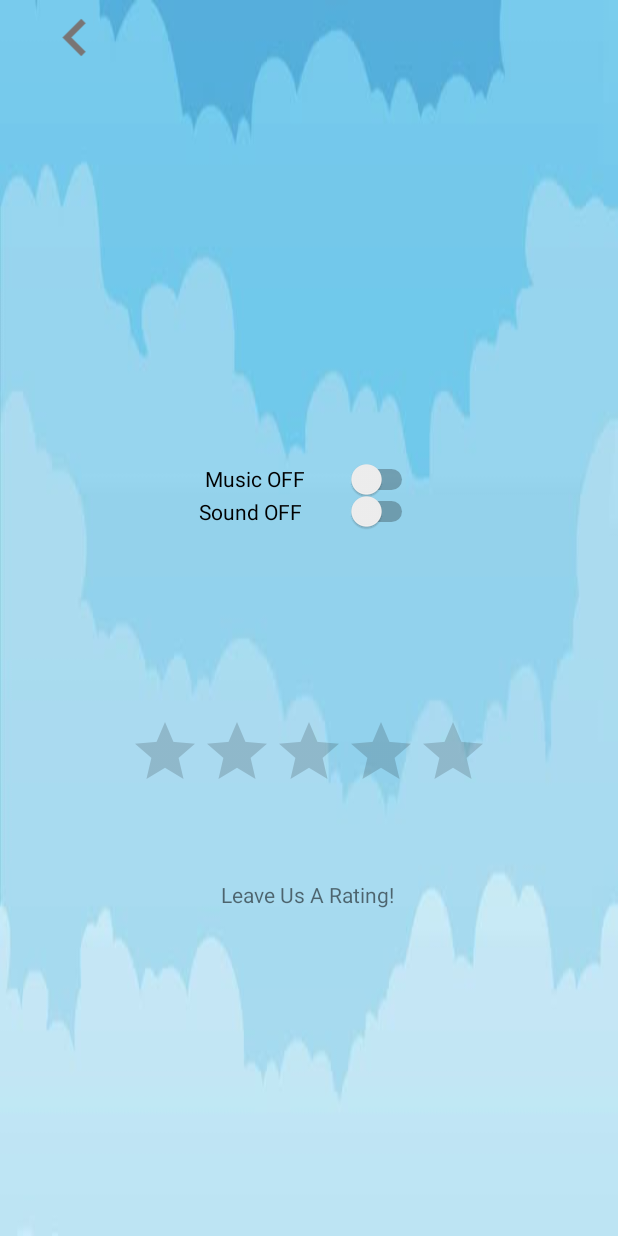
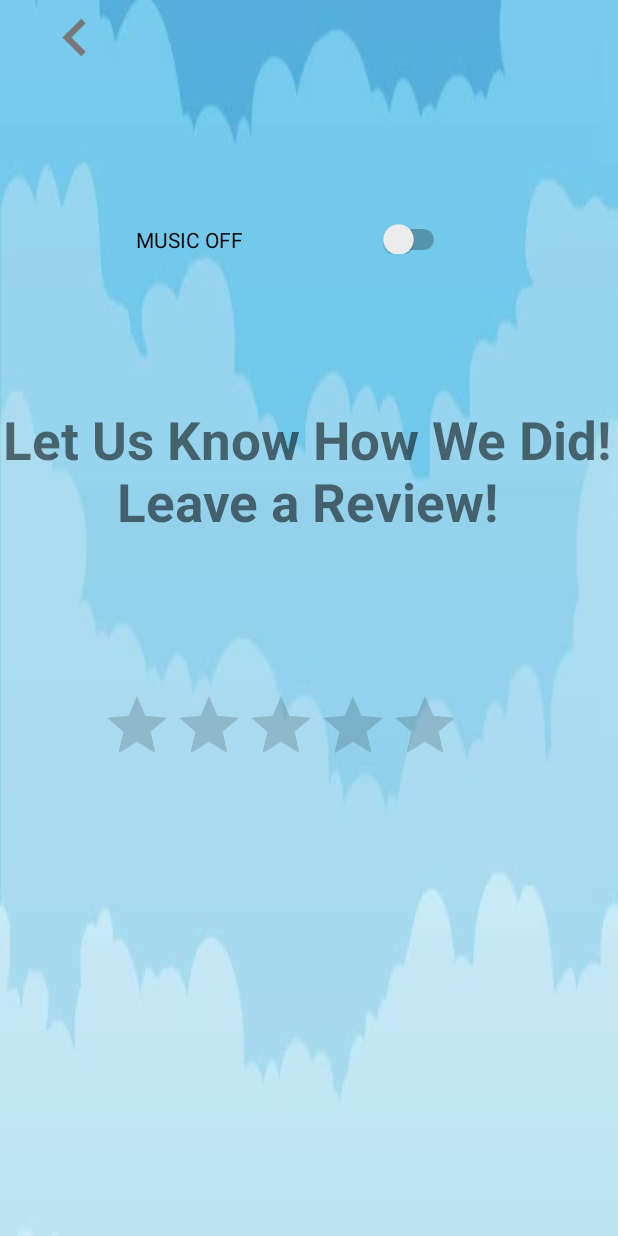
Before and after one commit to speedytman/Memory_Game, an Android app: the layout activity_settings.xml on its own in the app's theme, with its tools: preview values and no code run, on a phone screen of 412 x 824 dp. Run offline under Robolectric (Android 15) with nearby library versions, the phone set to English and light mode, and no system bars.

Commit message:
created settings page with ratings and button

```diff
--- a/app/src/main/res/layout/activity_settings.xml
+++ b/app/src/main/res/layout/activity_settings.xml
@@ -5,6 +5,15 @@
     android:layout_width="match_parent"
     android:layout_height="match_parent"
     android:background="@drawable/main_background">
+
+
+    <LinearLayout
+        android:layout_width="409dp"
+        android:layout_height="601dp"
+        android:orientation="vertical"
+        tools:layout_editor_absoluteX="1dp"
+        tools:layout_editor_absoluteY="1dp"
+        tools:ignore="MissingConstraints">
 
         <ImageView
             android:layout_width="100dp"
@@ -16,62 +25,35 @@
             tools:layout_editor_absoluteX="-27dp"
             tools:layout_editor_absoluteY="16dp"
             />
+
         <Switch
             android:id="@+id/music_off"
-        android:layout_width="142dp"
-        android:layout_height="84dp"
-        android:layout_marginStart="207dp"
-        android:layout_marginTop="149dp"
-        android:layout_marginEnd="133dp"
-        android:layout_marginBottom="427dp"
-        android:text="Music OFF"
-        app:layout_constraintBottom_toBottomOf="parent"
-        app:layout_constraintEnd_toEndOf="parent"
-        app:layout_constraintHorizontal_bias="1.0"
-        app:layout_constraintStart_toStartOf="parent"
-        app:layout_constraintTop_toTopOf="parent"
-        app:layout_constraintVertical_bias="0.782" />
-
-    <Switch
-        android:id="@+id/sound_off"
-        android:layout_width="146dp"
-        android:layout_height="82dp"
-        android:layout_marginStart="207dp"
-        android:layout_marginTop="228dp"
-        android:layout_marginEnd="133dp"
-        android:layout_marginBottom="348dp"
-        android:text="Sound OFF"
-        app:layout_constraintBottom_toBottomOf="parent"
-        app:layout_constraintEnd_toEndOf="parent"
-        app:layout_constraintHorizontal_bias="1.0"
-        app:layout_constraintStart_toStartOf="parent"
-        app:layout_constraintTop_toTopOf="parent"
-        app:layout_constraintVertical_bias="0.433" />
+            android:layout_width="300dp"
+            android:clickable="true"
+            android:gravity="center"
+            android:paddingTop="100dp"
+            android:layout_height="wrap_content"
+            android:soundEffectsEnabled="false"
+            android:text="MUSIC OFF" />
+        <TextView
+            android:layout_width="wrap_content"
+            android:layout_height="wrap_content"
+            android:text="@string/rating"
+            android:layout_marginTop="100dp"
+            android:textSize="35sp"
+            android:textAlignment="center"
+            android:textStyle="bold"
+            />
 
         <RatingBar
-        android:id="@+id/ratingBar"
-        android:layout_width="wrap_content"
-        android:layout_height="wrap_content"
-        android:layout_marginStart="85dp"
-        android:layout_marginTop="477dp"
-        android:layout_marginEnd="86dp"
-        app:layout_constraintEnd_toEndOf="parent"
-        app:layout_constraintStart_toStartOf="parent"
-        app:layout_constraintTop_toTopOf="parent"
-        tools:ignore="SpeakableTextPresentCheck" />
+            android:id="@+id/rating"
+            android:layout_width="300dp"
+            android:layout_margin="@dimen/cardview_default_radius"
+            android:paddingTop="100dp"
+            android:paddingLeft="65dp"
+            android:clickable="true"
+            android:layout_height="wrap_content" />
 
 
-    <TextView
-        android:id="@+id/textView4"
-        android:layout_width="wrap_content"
-        android:layout_height="wrap_content"
-        android:layout_marginStart="147dp"
-        android:layout_marginEnd="73dp"
-        android:text="Leave Us A Rating!"
-        app:layout_constraintBottom_toBottomOf="parent"
-        app:layout_constraintEnd_toEndOf="parent"
-        app:layout_constraintHorizontal_bias="0.0"
-        app:layout_constraintStart_toStartOf="parent"
-        app:layout_constraintTop_toTopOf="parent"
-        app:layout_constraintVertical_bias="0.729" />
+    </LinearLayout>
 </androidx.constraintlayout.widget.ConstraintLayout>
--- a/app/src/main/res/values/strings.xml
+++ b/app/src/main/res/values/strings.xml
@@ -11,6 +11,5 @@
     <string name="home_settings">Settings</string>
     <string name="help_instructions">Flip over each card and find its match in the least amount of time to win!</string>
     <string name="game_grid">Game Grid</string>
-    <!-- TODO: Remove or change this placeholder text -->
-    <string name="hello_blank_fragment">Hello blank fragment</string>
+    <string name="rating">Let Us Know How We Did! Leave a Review! </string>
 </resources>
```
Lines whose indentation alone changed are shown as unchanged.
